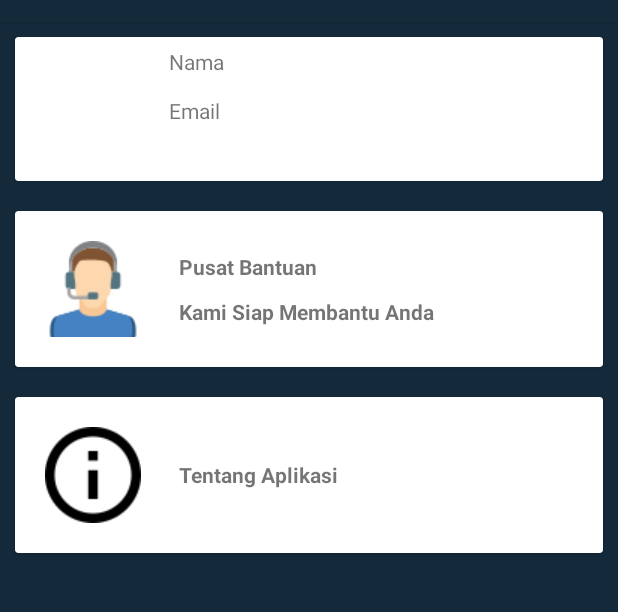
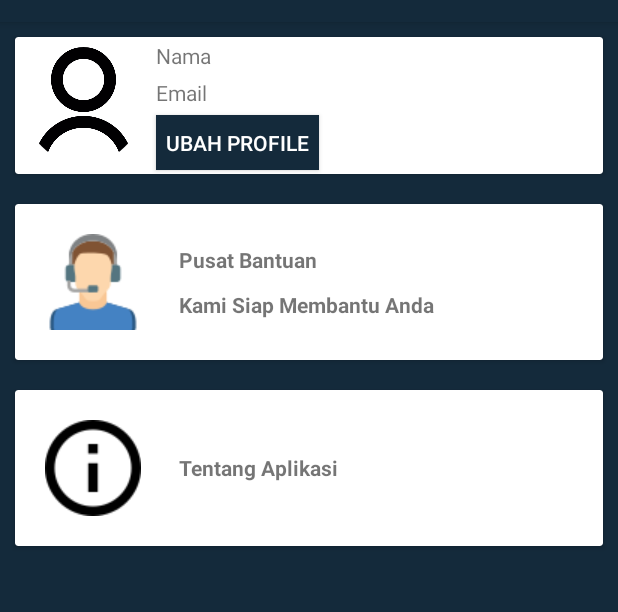
Before and after one commit to NikkiRufiansya/Skripsi, an Android app: the Setelan screen opened directly, with no data from a screen before it, on a phone screen of 412 x 824 dp, the part 62-674 px from its top. Run offline under Robolectric (Android 15) with nearby library versions, the phone set to English and light mode, and no system bars; our stand-ins replace CircleImageView, Picasso, sdp/ssp sizes; pictures from the network do not load.

Commit message:
new update

```diff
--- a/app/src/main/java/com/example/chatbot_stiki/Api/UserService.java
+++ b/app/src/main/java/com/example/chatbot_stiki/Api/UserService.java
@@ -3,10 +3,21 @@ package com.example.chatbot_stiki.Api;
 import okhttp3.ResponseBody;
 import retrofit2.Call;
 import retrofit2.Response;
+import retrofit2.http.Field;
+import retrofit2.http.FormUrlEncoded;
 import retrofit2.http.GET;
+import retrofit2.http.POST;
 import retrofit2.http.Query;
 
 public interface UserService {
     @GET("selectTblMhs.php")
     Call<ResponseBody> getMahasiswa(@Query("id") String id);
+
+    @FormUrlEncoded
+    @POST("update_profile.php")
+    Call<ResponseBody> updateProfile(@Field("id") String id,
+                                     @Field("first_name") String first_name,
+                                     @Field("last_name") String last_name,
+                                     @Field("user_email") String user_email,
+                                     @Field("image_url") String imageurl);
 }
--- a/app/src/main/java/com/example/chatbot_stiki/Server/Server.java
+++ b/app/src/main/java/com/example/chatbot_stiki/Server/Server.java
@@ -5,7 +5,7 @@ import com.example.chatbot_stiki.Chatbot.User;
 
 public class Server {
 
-    public static String localhost = "http://testingbotdialogflow.000webhostapp.com";
+    public static String localhost = "http://stiki-new.herokuapp.com/";
 
     public static final String URL_Login = localhost+"/UserLogin.php";
 
--- a/app/src/main/res/layout/activity_setelan.xml
+++ b/app/src/main/res/layout/activity_setelan.xml
@@ -26,10 +26,11 @@
             android:orientation="horizontal">
 
             <de.hdodenhof.circleimageview.CircleImageView
+                android:src="@drawable/user_profile"
+                android:layout_margin="@dimen/_5sdp"
                 android:id="@+id/profile_image"
-                android:layout_width="96dp"
-                android:layout_height="96dp"
-                app:civ_border_width="2dp" />
+                android:layout_width="@dimen/_60sdp"
+                android:layout_height="@dimen/_60sdp" />
 
             <LinearLayout
                 android:layout_width="match_parent"
@@ -40,18 +41,33 @@
                     android:id="@+id/nama"
                     android:layout_width="wrap_content"
                     android:layout_height="wrap_content"
-                    android:layout_margin="@dimen/_5sdp"
+                    android:layout_margin="@dimen/_2sdp"
                     android:text="Nama" />
 
                 <TextView
                     android:id="@+id/email"
                     android:layout_width="wrap_content"
                     android:layout_height="wrap_content"
-                    android:layout_margin="@dimen/_5sdp"
+                    android:layout_margin="@dimen/_2sdp"
                     android:text="Email" />
+
+                <Button
+                    android:padding="@dimen/_5sdp"
+                    android:textColor="#fff"
+                    android:background="@color/bg"
+                    android:id="@+id/edit"
+                    android:layout_width="wrap_content"
+                    android:layout_height="wrap_content"
+                    android:layout_margin="@dimen/_2sdp"
+                    android:text="Ubah Profile" />
 
             </LinearLayout>
 
+            <TextView
+                android:layout_width="wrap_content"
+                android:layout_height="wrap_content"
+                android:layout_margin="@dimen/_5sdp"
+                android:text="Nama" />
 
         </LinearLayout>
 
```
Also changed, not shown: app/src/main/AndroidManifest.xml (+8 -6 lines), app/src/main/java/com/example/chatbot_stiki/Menu/EditProfile.java (added, +158 -0 lines), app/src/main/java/com/example/chatbot_stiki/Menu/MainActivity.java (+9 -12 lines), app/src/main/java/com/example/chatbot_stiki/Menu/Setelan.java (+57 -5 lines), app/src/main/res/layout/activity_edit_profile.xml (added, +54 -0 lines), app/src/main/res/drawable/user_profile.png (added).
